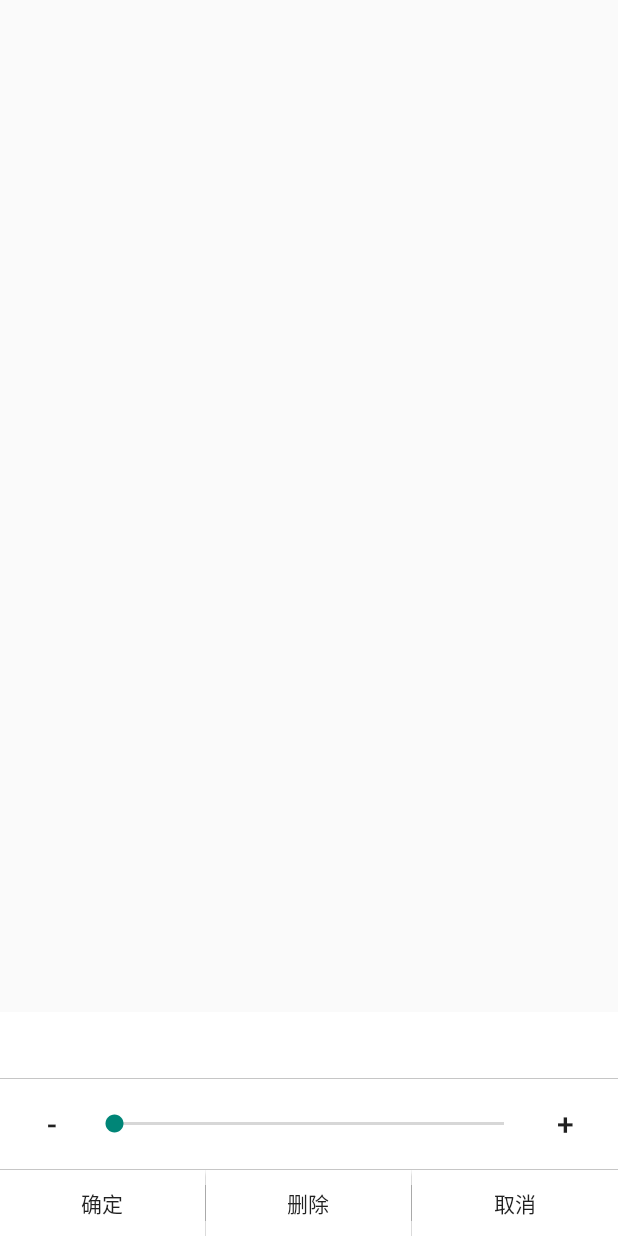
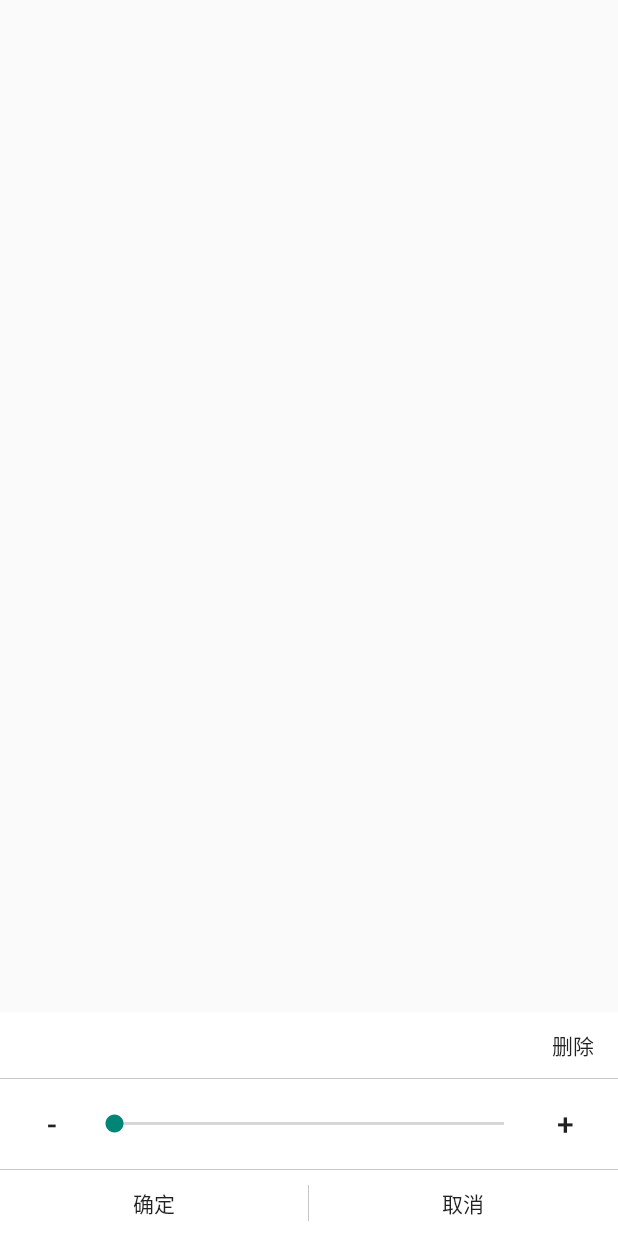
Before and after one commit to hupu123/TeaTime, an Android app: the layout dialog_target_view.xml on its own in the app's theme, with its tools: preview values and no code run, on a phone screen of 412 x 824 dp. Run offline under Robolectric (Android 15) with nearby library versions, the phone set to English and light mode, and no system bars.

Commit message:
[targets] Optimized codes

```diff
--- a/app/src/main/java/com/hugh/teatime/db/MyDBOperater.java
+++ b/app/src/main/java/com/hugh/teatime/db/MyDBOperater.java
@@ -1226,7 +1226,7 @@ public class MyDBOperater {
         if (!db.isOpen() || target == null || target.getId() < 0) {
             return;
         }
-        if (target.getType() == 0) {
+        if (target.getType() == TargetBean.TYPE_DAILY) {
             db.execSQL("DELETE FROM daily_targets WHERE _dailytargetid=?", new String[]{String.valueOf(target.getDailyId())});
             db.execSQL("DELETE FROM targets WHERE _dailytargetid=?", new String[]{String.valueOf(target.getDailyId())});
         } else {
@@ -1278,7 +1278,7 @@ public class MyDBOperater {
                     TargetBean targetBean = new TargetBean(id, dailyId, type, date, title, targetname, targetnum, donenum, status, createTime, startTime, endTime);
                     targetBeans.add(targetBean);
                 } else {
-                    TargetBean targetBean = new TargetBean(dailyTargetBean.getDailyId(), 0, date, dailyTargetBean.getTitle(), dailyTargetBean.getTargetName(), dailyTargetBean.getTargetNum(), 0, 0, ToolUtil.getStartTimeOfDay(targetTime), ToolUtil.getStartTimeOfDay(targetTime), ToolUtil.getEndTimeOfDay(targetTime));
+                    TargetBean targetBean = new TargetBean(dailyTargetBean.getDailyId(), TargetBean.TYPE_DAILY, date, dailyTargetBean.getTitle(), dailyTargetBean.getTargetName(), dailyTargetBean.getTargetNum(), 0, TargetBean.STATUS_RUNNING, ToolUtil.getStartTimeOfDay(targetTime), ToolUtil.getStartTimeOfDay(targetTime), ToolUtil.getEndTimeOfDay(targetTime));
                     int id = addTarget(targetBean);
                     targetBean.setId(id);
                     targetBeans.add(targetBean);
@@ -1289,7 +1289,7 @@ public class MyDBOperater {
         // 查询一次性目标
         long startTimeOfDay = ToolUtil.getStartTimeOfDay(targetTime);
         long endTimeOfDay = ToolUtil.getEndTimeOfDay(targetTime);
-        Cursor cursor = db.rawQuery("SELECT * FROM targets WHERE type<>? AND endtime>=? AND starttime<=? ORDER BY createtime DESC", new String[]{String.valueOf(0), String.valueOf(startTimeOfDay), String.valueOf(endTimeOfDay)});
+        Cursor cursor = db.rawQuery("SELECT * FROM targets WHERE type<>? AND endtime>=? AND starttime<=? ORDER BY createtime DESC", new String[]{String.valueOf(TargetBean.TYPE_DAILY), String.valueOf(startTimeOfDay), String.valueOf(endTimeOfDay)});
         while (cursor.moveToNext()) {
             int id = cursor.getInt(cursor.getColumnIndex("_targetid"));
             int dailyId = cursor.getInt(cursor.getColumnIndex("_dailytargetid"));
--- a/app/src/main/java/com/hugh/teatime/models/target/TargetHomeActivity.java
+++ b/app/src/main/java/com/hugh/teatime/models/target/TargetHomeActivity.java
@@ -105,7 +105,7 @@ public class TargetHomeActivity extends BaseActivity {
                     @Override
                     public void delete() {
                         String msg;
-                        if (targets.get(i).getType() == 0) {
+                        if (targets.get(i).getType() == TargetBean.TYPE_DAILY) {
                             msg = getResources().getString(R.string.dialog_is_delete_daily_target);
                         } else {
                             msg = getResources().getString(R.string.dialog_is_delete_target);
--- a/app/src/main/res/layout/dialog_confirm_view.xml
+++ b/app/src/main/res/layout/dialog_confirm_view.xml
@@ -44,13 +44,14 @@
             android:layout_height="match_parent"
             android:layout_weight="1"
             android:background="@drawable/btn_click_bg3_selector"
+            android:stateListAnimator="@null"
             android:text="@string/confirm" />
 
         <View
             android:layout_width="@dimen/divider_height"
             android:layout_height="match_parent"
+            android:layout_marginTop="10dp"
             android:layout_marginBottom="10dp"
-            android:layout_marginTop="10dp"
             android:background="@color/colorGray" />
 
         <Button
@@ -59,6 +60,7 @@
             android:layout_height="match_parent"
             android:layout_weight="1"
             android:background="@drawable/btn_click_bg3_selector"
+            android:stateListAnimator="@null"
             android:text="@string/cancel" />
     </LinearLayout>
 
--- a/app/src/main/res/layout/dialog_target_view.xml
+++ b/app/src/main/res/layout/dialog_target_view.xml
@@ -1,5 +1,6 @@
 <?xml version="1.0" encoding="utf-8"?>
 <RelativeLayout xmlns:android="http://schemas.android.com/apk/res/android"
+    xmlns:tools="http://schemas.android.com/tools"
     android:layout_width="match_parent"
     android:layout_height="match_parent">
 
@@ -40,13 +41,28 @@
         android:background="@color/colorWhite"
         android:orientation="vertical">
 
-        <TextView
-            android:id="@+id/tv_title"
+        <RelativeLayout
             android:layout_width="match_parent"
-            android:layout_height="@dimen/item_height"
-            android:gravity="center"
-            android:textSize="@dimen/txt_size_1"
-            android:textStyle="bold" />
+            android:layout_height="@dimen/item_height">
+
+            <TextView
+                android:id="@+id/tv_title"
+                android:layout_width="wrap_content"
+                android:layout_height="wrap_content"
+                android:layout_centerInParent="true"
+                android:maxLines="1"
+                android:textSize="@dimen/txt_size_1"
+                android:textStyle="bold" />
+
+            <Button
+                android:id="@+id/btn_delete"
+                android:layout_width="60dp"
+                android:layout_height="match_parent"
+                android:layout_alignParentEnd="true"
+                android:background="@drawable/btn_click_bg3_selector"
+                android:stateListAnimator="@null"
+                android:text="@string/delete" />
+        </RelativeLayout>
 
         <View
             android:layout_width="match_parent"
@@ -98,22 +114,8 @@
                 android:layout_height="match_parent"
                 android:layout_weight="1"
                 android:background="@drawable/btn_click_bg3_selector"
+                android:stateListAnimator="@null"
                 android:text="@string/confirm" />
-
-            <View
-                android:layout_width="@dimen/divider_height"
-                android:layout_height="match_parent"
-                android:layout_marginTop="10dp"
-                android:layout_marginBottom="10dp"
-                android:background="@color/colorGray" />
-
-            <Button
-                android:id="@+id/btn_delete"
-                android:layout_width="0dp"
-                android:layout_height="match_parent"
-                android:layout_weight="1"
-                android:background="@drawable/btn_click_bg3_selector"
-                android:text="@string/delete" />
 
             <View
                 android:layout_width="@dimen/divider_height"
@@ -128,6 +130,7 @@
                 android:layout_height="match_parent"
                 android:layout_weight="1"
                 android:background="@drawable/btn_click_bg3_selector"
+                android:stateListAnimator="@null"
                 android:text="@string/cancel" />
         </LinearLayout>
     </LinearLayout>
--- a/app/src/main/res/layout/item_targets_header.xml
+++ b/app/src/main/res/layout/item_targets_header.xml
@@ -2,7 +2,8 @@
 <LinearLayout xmlns:android="http://schemas.android.com/apk/res/android"
     android:layout_width="match_parent"
     android:layout_height="match_parent"
-    android:gravity="center">
+    android:gravity="center"
+    android:padding="@dimen/edit_padding">
 
     <TextView
         android:id="@+id/tv_target_type"
```
Also changed, not shown: app/src/main/java/com/hugh/teatime/models/target/NewTargetActivity.java (+5 -5 lines), app/src/main/java/com/hugh/teatime/models/target/TargetBean.java (+7 -2 lines), app/src/main/java/com/hugh/teatime/models/target/TargetListAdapter.java (+52 -10 lines), app/src/main/java/com/hugh/teatime/utils/StringUtil.java (+0 -37 lines).
